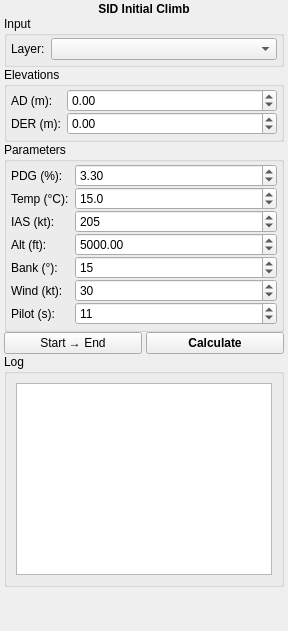
Old version of the form Q_Pansopy/ui/departures/qpansopy_sid_initial_dockwidget.ui in the repository FLYGHT7/qpansopy.
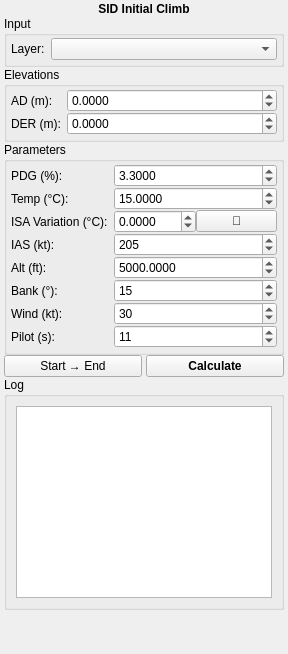
New version of the form. Custom widgets are drawn as their Qt base class.

Commit message: Add ISA Variation field with calculation option and update metadata for SID Initial Climb

The edit to the form file:
```diff
--- a/Q_Pansopy/ui/departures/qpansopy_sid_initial_dockwidget.ui
+++ b/Q_Pansopy/ui/departures/qpansopy_sid_initial_dockwidget.ui
@@ -137,7 +137,7 @@
           <double>0.000000000000000</double>
          </property>
          <property name="decimals">
-          <number>2</number>
+          <number>4</number>
          </property>
         </widget>
        </item>
@@ -160,7 +160,7 @@
           <double>0.000000000000000</double>
          </property>
          <property name="decimals">
-          <number>2</number>
+          <number>4</number>
          </property>
         </widget>
        </item>
@@ -216,7 +216,7 @@
           <double>3.300000000000000</double>
          </property>
          <property name="decimals">
-          <number>2</number>
+          <number>4</number>
          </property>
         </widget>
        </item>
@@ -239,18 +239,58 @@
           <double>15.000000000000000</double>
          </property>
          <property name="decimals">
-          <number>1</number>
+          <number>4</number>
          </property>
         </widget>
        </item>
        <item row="2" column="0">
+        <widget class="QLabel" name="isaVarLabel">
+         <property name="text">
+          <string>ISA Variation (°C):</string>
+         </property>
+        </widget>
+       </item>
+       <item row="2" column="1">
+        <layout class="QHBoxLayout" name="isaVarLayout">
+         <item>
+          <widget class="QDoubleSpinBox" name="isaVarSpinBox">
+           <property name="minimum">
+            <double>-50.000000000000000</double>
+           </property>
+           <property name="maximum">
+            <double>50.000000000000000</double>
+           </property>
+           <property name="decimals">
+            <number>4</number>
+           </property>
+           <property name="value">
+            <double>0.000000000000000</double>
+           </property>
+          </widget>
+         </item>
+         <item>
+          <widget class="QPushButton" name="isaCalculateButton">
+           <property name="maximumWidth">
+            <number>34</number>
+           </property>
+           <property name="toolTip">
+            <string>Calculate ISA Variation from AD elevation + Temp</string>
+           </property>
+           <property name="text">
+            <string>🧮</string>
+           </property>
+          </widget>
+         </item>
+        </layout>
+       </item>
+       <item row="3" column="0">
         <widget class="QLabel" name="iasLabel">
          <property name="text">
           <string>IAS (kt):</string>
          </property>
         </widget>
        </item>
-       <item row="2" column="1">
+       <item row="3" column="1">
         <widget class="QSpinBox" name="iasSpinBox">
          <property name="minimum">
           <number>50</number>
@@ -263,14 +303,14 @@
          </property>
         </widget>
        </item>
-       <item row="3" column="0">
+       <item row="4" column="0">
         <widget class="QLabel" name="altitudeLabel">
          <property name="text">
           <string>Alt (ft):</string>
          </property>
         </widget>
        </item>
-       <item row="3" column="1">
+       <item row="4" column="1">
         <widget class="QDoubleSpinBox" name="altitudeSpinBox">
          <property name="minimum">
           <double>100.000000000000000</double>
@@ -285,18 +325,18 @@
           <double>5000.000000000000000</double>
          </property>
          <property name="decimals">
-          <number>2</number>
+          <number>4</number>
          </property>
         </widget>
        </item>
-       <item row="4" column="0">
+       <item row="5" column="0">
         <widget class="QLabel" name="bankAngleLabel">
          <property name="text">
           <string>Bank (°):</string>
          </property>
         </widget>
        </item>
-       <item row="4" column="1">
+       <item row="5" column="1">
         <widget class="QSpinBox" name="bankAngleSpinBox">
          <property name="minimum">
           <number>5</number>
@@ -309,14 +349,14 @@
          </property>
         </widget>
        </item>
-       <item row="5" column="0">
+       <item row="6" column="0">
         <widget class="QLabel" name="windLabel">
          <property name="text">
           <string>Wind (kt):</string>
          </property>
         </widget>
        </item>
-       <item row="5" column="1">
+       <item row="6" column="1">
         <widget class="QSpinBox" name="windSpinBox">
          <property name="minimum">
           <number>0</number>
@@ -329,14 +369,14 @@
          </property>
         </widget>
        </item>
-       <item row="6" column="0">
+       <item row="7" column="0">
         <widget class="QLabel" name="pilotTimeLabel">
          <property name="text">
           <string>Pilot (s):</string>
          </property>
         </widget>
        </item>
-       <item row="6" column="1">
+       <item row="7" column="1">
         <widget class="QSpinBox" name="pilotTimeSpinBox">
          <property name="minimum">
           <number>1</number>
```
The commit also changes 3 other files.
